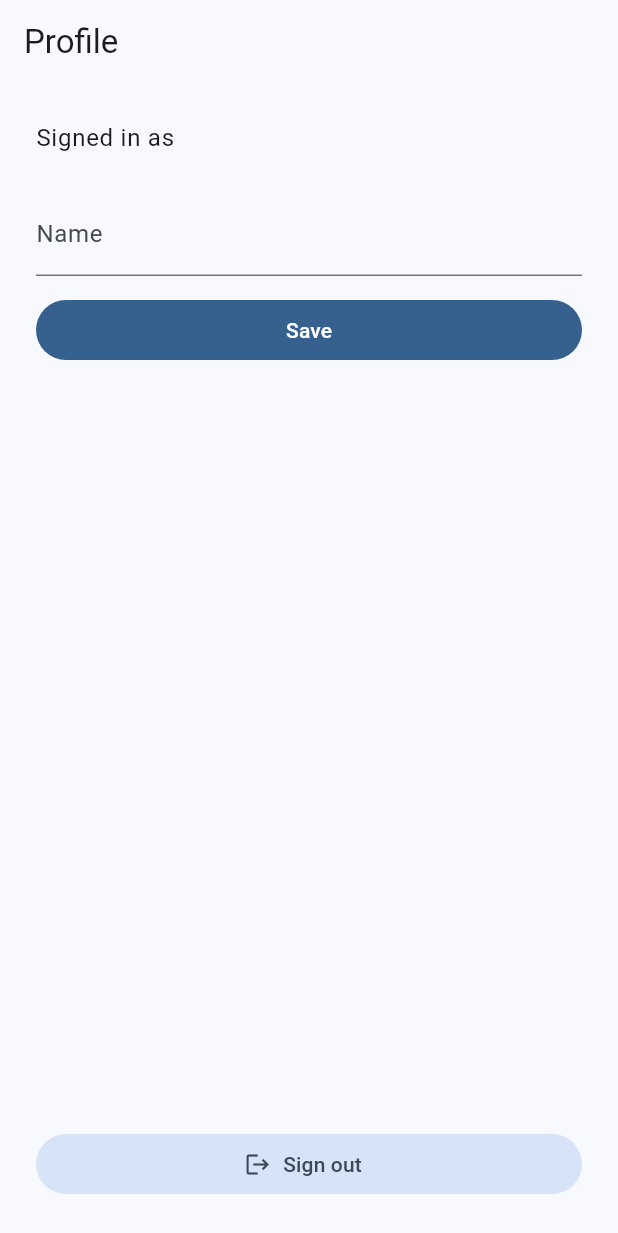
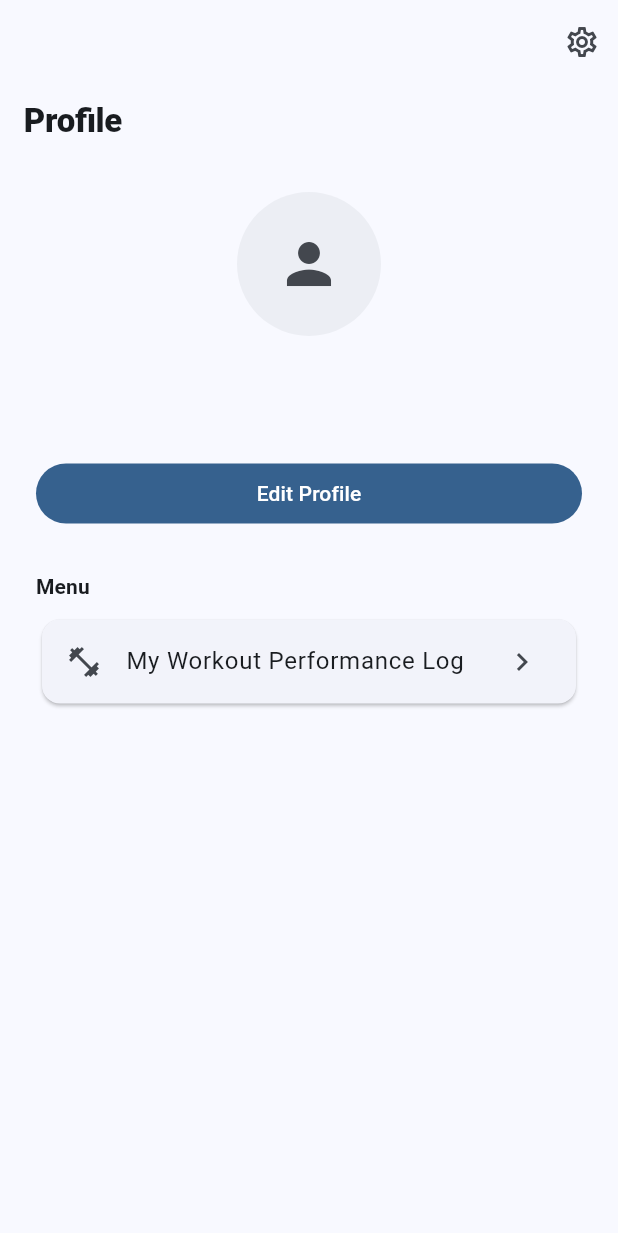
Before and after one commit to hyroxseouldev/xontraining, a Flutter app: the ProfileView screen opened by its route, on a phone screen of 412 x 824 dp. Shown: the top 1233 px of the screen. Run offline on Flutter 3.47's test engine with Material 3 defaults, Android fonts, the phone set to English and light mode, and no system bars; our stand-ins replace cached_network_image, freezed_annotation, go_router, google_sign_in, hooks_riverpod, riverpod_annotation and 1 more; accounts and stored records are empty; generated files the repository leaves out were written again.

Commit message:
프로필 리팩토링

```diff
--- a/lib/l10n/app_en.arb
+++ b/lib/l10n/app_en.arb
@@ -86,6 +86,16 @@
       "email": {}
     }
   },
+  "profileSettings": "Settings",
+  "profileEdit": "Edit Profile",
+  "profileMenuTitle": "Menu",
+  "profileWorkoutRecord": "My Workout Performance Log",
+  "profileEditTitle": "Edit Profile",
+  "profileEditComingSoon": "Profile edit page skeleton is ready.",
+  "profileWorkoutRecordComingSoon": "Workout performance log page skeleton is ready.",
+  "settingsTitle": "Settings",
+  "settingsDescription": "Settings page skeleton is ready.",
+  "settingsSignOut": "Sign out",
   "onboardingTitle": "Welcome",
   "onboardingDescription": "Set up your profile to continue.",
   "onboardingNameLabel": "Name",
--- a/lib/l10n/app_localizations.dart
+++ b/lib/l10n/app_localizations.dart
@@ -368,6 +368,66 @@ abstract class AppLocalizations {
   /// **'Signed in as {email}'**
   String profileSignedInAs(Object email);
 
+  /// No description provided for @profileSettings.
+  ///
+  /// In en, this message translates to:
+  /// **'Settings'**
+  String get profileSettings;
+
+  /// No description provided for @profileEdit.
+  ///
+  /// In en, this message translates to:
+  /// **'Edit Profile'**
+  String get profileEdit;
+
+  /// No description provided for @profileMenuTitle.
+  ///
+  /// In en, this message translates to:
+  /// **'Menu'**
+  String get profileMenuTitle;
+
+  /// No description provided for @profileWorkoutRecord.
+  ///
+  /// In en, this message translates to:
+  /// **'My Workout Performance Log'**
+  String get profileWorkoutRecord;
+
+  /// No description provided for @profileEditTitle.
+  ///
+  /// In en, this message translates to:
+  /// **'Edit Profile'**
+  String get profileEditTitle;
+
+  /// No description provided for @profileEditComingSoon.
+  ///
+  /// In en, this message translates to:
+  /// **'Profile edit page skeleton is ready.'**
+  String get profileEditComingSoon;
+
+  /// No description provided for @profileWorkoutRecordComingSoon.
+  ///
+  /// In en, this message translates to:
+  /// **'Workout performance log page skeleton is ready.'**
+  String get profileWorkoutRecordComingSoon;
+
+  /// No description provided for @settingsTitle.
+  ///
+  /// In en, this message translates to:
+  /// **'Settings'**
+  String get settingsTitle;
+
+  /// No description provided for @settingsDescription.
+  ///
+  /// In en, this message translates to:
+  /// **'Settings page skeleton is ready.'**
+  String get settingsDescription;
+
+  /// No description provided for @settingsSignOut.
+  ///
+  /// In en, this message translates to:
+  /// **'Sign out'**
+  String get settingsSignOut;
+
   /// No description provided for @onboardingTitle.
   ///
   /// In en, this message translates to:
--- a/lib/l10n/app_localizations_en.dart
+++ b/lib/l10n/app_localizations_en.dart
@@ -160,6 +160,37 @@ class AppLocalizationsEn extends AppLocalizations {
   }
 
   @override
+  String get profileSettings => 'Settings';
+
+  @override
+  String get profileEdit => 'Edit Profile';
+
+  @override
+  String get profileMenuTitle => 'Menu';
+
+  @override
+  String get profileWorkoutRecord => 'My Workout Performance Log';
+
+  @override
+  String get profileEditTitle => 'Edit Profile';
+
+  @override
+  String get profileEditComingSoon => 'Profile edit page skeleton is ready.';
+
+  @override
+  String get profileWorkoutRecordComingSoon =>
+      'Workout performance log page skeleton is ready.';
+
+  @override
+  String get settingsTitle => 'Settings';
+
+  @override
+  String get settingsDescription => 'Settings page skeleton is ready.';
+
+  @override
+  String get settingsSignOut => 'Sign out';
+
+  @override
   String get onboardingTitle => 'Welcome';
 
   @override
--- a/lib/src/core/router/app_router.dart
+++ b/lib/src/core/router/app_router.dart
@@ -8,7 +8,10 @@ import 'package:xontraining/src/feature/home/infra/entity/home_entity.dart';
 import 'package:xontraining/src/feature/home/presentation/view/home_view.dart';
 import 'package:xontraining/src/feature/home/presentation/view/program_detail_view.dart';
 import 'package:xontraining/src/feature/onboarding/presentation/view/onboarding_view.dart';
+import 'package:xontraining/src/feature/profile/presentation/view/profile_edit_view.dart';
 import 'package:xontraining/src/feature/profile/presentation/view/profile_view.dart';
+import 'package:xontraining/src/feature/profile/presentation/view/settings_view.dart';
+import 'package:xontraining/src/feature/profile/presentation/view/workout_record_view.dart';
 
 part 'app_router.g.dart';
 
@@ -88,6 +91,21 @@ GoRouter goRouter(Ref ref) {
         builder: (context, state) => const ProfileView(),
       ),
       GoRoute(
+        path: AppRoutes.profileEdit,
+        name: AppRoutes.profileEditName,
+        builder: (context, state) => const ProfileEditView(),
+      ),
+      GoRoute(
+        path: AppRoutes.workoutRecord,
+        name: AppRoutes.workoutRecordName,
+        builder: (context, state) => const WorkoutRecordView(),
+      ),
+      GoRoute(
+        path: AppRoutes.settings,
+        name: AppRoutes.settingsName,
+        builder: (context, state) => const SettingsView(),
+      ),
+      GoRoute(
         path: AppRoutes.onboarding,
         name: AppRoutes.onboardingName,
         builder: (context, state) => const OnboardingView(),
@@ -100,12 +118,18 @@ abstract final class AppRoutes {
   static const String login = '/login';
   static const String home = '/home';
   static const String profile = '/profile';
+  static const String profileEdit = '/profile/edit';
+  static const String workoutRecord = '/profile/workout-record';
+  static const String settings = '/settings';
   static const String programDetail = '/program/:programId';
   static const String onboarding = '/onboarding';
 
   static const String loginName = 'login';
   static const String homeName = 'home';
   static const String profileName = 'profile';
+  static const String profileEditName = 'profileEdit';
+  static const String workoutRecordName = 'workoutRecord';
+  static const String settingsName = 'settings';
   static const String programDetailName = 'programDetail';
   static const String onboardingName = 'onboarding';
 }
--- a/lib/src/feature/profile/presentation/view/profile_view.dart
+++ b/lib/src/feature/profile/presentation/view/profile_view.dart
@@ -1,126 +1,167 @@
 import 'package:flutter/material.dart';
+import 'package:cached_network_image/cached_network_image.dart';
+import 'package:go_router/go_router.dart';
 import 'package:hooks_riverpod/hooks_riverpod.dart';
 import 'package:xontraining/l10n/app_localizations.dart';
-import 'package:xontraining/src/feature/auth/presentation/provider/auth_controller.dart';
+import 'package:xontraining/src/core/router/app_router.dart';
 import 'package:xontraining/src/feature/auth/presentation/provider/auth_session_provider.dart';
 import 'package:xontraining/src/feature/profile/presentation/provider/profile_provider.dart';
 
-class ProfileView extends ConsumerStatefulWidget {
+class ProfileView extends ConsumerWidget {
   const ProfileView({super.key});
 
   @override
-  ConsumerState<ProfileView> createState() => _ProfileViewState();
-}
-
-class _ProfileViewState extends ConsumerState<ProfileView> {
-  late final TextEditingController _nameController;
-  bool _didHydrateName = false;
-
-  @override
-  void initState() {
-    super.initState();
-    _nameController = TextEditingController();
-  }
-
-  @override
-  void dispose() {
-    _nameController.dispose();
-    super.dispose();
-  }
-
-  Future<void> _onSavePressed() async {
-    final l10n = AppLocalizations.of(context)!;
-    final fullName = _nameController.text.trim();
-    if (fullName.isEmpty) {
-      ScaffoldMessenger.of(
-        context,
-      ).showSnackBar(SnackBar(content: Text(l10n.profileNameRequired)));
-      return;
-    }
-
-    final success = await ref
-        .read(profileControllerProvider.notifier)
-        .updateFullName(fullName: fullName);
-
-    if (!mounted) {
-      return;
-    }
-
-    if (!success) {
-      ScaffoldMessenger.of(
-        context,
-      ).showSnackBar(SnackBar(content: Text(l10n.profileSaveFailed)));
-      return;
-    }
-
-    ScaffoldMessenger.of(
-      context,
-    ).showSnackBar(SnackBar(content: Text(l10n.profileSaveSuccess)));
-  }
-
-  @override
-  Widget build(BuildContext context) {
+  Widget build(BuildContext context, WidgetRef ref) {
     final l10n = AppLocalizations.of(context)!;
     final session = ref.watch(authSessionProvider);
     final userEmail = session.asData?.value?.email ?? '-';
-    final fullNameState = ref.watch(profileFullNameProvider);
-    final profileState = ref.watch(profileControllerProvider);
-
-    fullNameState.whenData((fullName) {
-      if (_didHydrateName) {
-        return;
-      }
-      _nameController.text = fullName;
-      _didHydrateName = true;
-    });
+    final user = session.asData?.value;
+    final fullName = ref.watch(profileFullNameProvider).asData?.value ?? '';
+    final displayName = fullName.isEmpty
+        ? (user?.userMetadata?['full_name'] as String?) ?? '-'
+        : fullName;
+    final avatarUrl = (user?.userMetadata?['avatar_url'] as String?) ?? '';
 
     return Scaffold(
-      appBar: AppBar(title: Text(l10n.profileTitle)),
-      body: SafeArea(
-        child: Padding(
-          padding: const EdgeInsets.all(24),
-          child: Column(
-            crossAxisAlignment: CrossAxisAlignment.start,
-            children: [
-              Text(
-                l10n.profileSignedInAs(userEmail),
-                style: Theme.of(context).textTheme.bodyLarge,
-              ),
-              const SizedBox(height: 24),
-              TextField(
-                controller: _nameController,
-                textInputAction: TextInputAction.done,
-                decoration: InputDecoration(
-                  labelText: l10n.profileNameLabel,
-                  hintText: l10n.profileNameHint,
+      appBar: AppBar(
+        toolbarHeight: 56,
+        actions: [
+          IconButton(
+            onPressed: () => context.pushNamed(AppRoutes.settingsName),
+            icon: const Icon(Icons.settings_outlined),
+            tooltip: l10n.profileSettings,
+          ),
+        ],
+        bottom: PreferredSize(
+          preferredSize: const Size.fromHeight(48),
+          child: Align(
+            alignment: Alignment.centerLeft,
+            child: Padding(
+              padding: const EdgeInsets.fromLTRB(16, 0, 16, 12),
+              child: Text(
+                l10n.profileTitle,
+                style: Theme.of(context).textTheme.titleLarge?.copyWith(
+                  fontWeight: FontWeight.w800,
+                  letterSpacing: -0.2,
+                  height: 1.1,
                 ),
               ),
-              const SizedBox(height: 12),
-              SizedBox(
-                width: double.infinity,
-                child: FilledButton(
-                  onPressed: profileState.isLoading ? null : _onSavePressed,
-                  child: Text(
-                    profileState.isLoading
-                        ? l10n.profileSaving
-                        : l10n.profileSave,
-                  ),
-                ),
+            ),
+          ),
+        ),
+      ),
+      body: SafeArea(
+        child: ListView(
+          padding: const EdgeInsets.all(24),
+          children: [
+            Center(
+              child: _ProfileHeader(
+                name: displayName,
+                email: userEmail,
+                avatarUrl: avatarUrl,
               ),
-              const Spacer(),
-              SizedBox(
-                width: double.infinity,
-                child: FilledButton.tonalIcon(
-                  onPressed: () =>
-                      ref.read(authControllerProvider.notifier).signOut(),
-                  icon: const Icon(Icons.logout),
-                  label: Text(l10n.profileSignOut),
-                ),
+            ),
+            const SizedBox(height: 20),
+            FilledButton(
+              onPressed: () => context.pushNamed(AppRoutes.profileEditName),
+              child: Text(l10n.profileEdit),
+            ),
+            const SizedBox(height: 28),
+            Text(
+              l10n.profileMenuTitle,
+              style: Theme.of(
+                context,
+              ).textTheme.titleSmall?.copyWith(fontWeight: FontWeight.w700),
+            ),
+            const SizedBox(height: 8),
+            Card(
+              child: ListTile(
+                onTap: () => context.pushNamed(AppRoutes.workoutRecordName),
+                leading: const Icon(Icons.fitness_center_outlined),
+                title: Text(l10n.profileWorkoutRecord),
+                trailing: const Icon(Icons.chevron_right),
               ),
-            ],
-          ),
+            ),
+          ],
         ),
       ),
     );
   }
 }
+
+class _ProfileHeader extends StatelessWidget {
+  const _ProfileHeader({
+    required this.name,
+    required this.email,
+    required this.avatarUrl,
+  });
+
+  final String name;
+  final String email;
+  final String avatarUrl;
+
+  @override
+  Widget build(BuildContext context) {
+    return Column(
+      children: [
+        SizedBox(
+          width: 96,
+          height: 96,
+          child: avatarUrl.isEmpty
+              ? CircleAvatar(
+                  radius: 48,
+                  backgroundColor: Theme.of(
+                    context,
+                  ).colorScheme.surfaceContainer,
+                  child: Icon(
+                    Icons.person,
+                    size: 44,
+                    color: Theme.of(context).colorScheme.onSurfaceVariant,
+                  ),
+                )
+              : ClipOval(
+                  child: CachedNetworkImage(
+                    imageUrl: avatarUrl,
+                    fit: BoxFit.cover,
+                    placeholder: (context, imageUrl) {
+                      return CircleAvatar(
+                        radius: 48,
+                        backgroundColor: Theme.of(
+                          context,
+                        ).colorScheme.surfaceContainer,
+                        child: Icon(
+                          Icons.person,
+                          size: 44,
+                          color: Theme.of(context).colorScheme.onSurfaceVariant,
+                        ),
+                      );
+                    },
+                    errorWidget: (context, imageUrl, error) {
+                      return CircleAvatar(
+                        radius: 48,
+                        backgroundColor: Theme.of(
+                          context,
+                        ).colorScheme.surfaceContainer,
+                        child: Icon(
+                          Icons.person,
+                          size: 44,
+                          color: Theme.of(context).colorScheme.onSurfaceVariant,
+                        ),
+                      );
+                    },
+                  ),
+                ),
+        ),
+        const SizedBox(height: 12),
+        Text(
+          name,
+          style: Theme.of(
+            context,
+          ).textTheme.titleMedium?.copyWith(fontWeight: FontWeight.w700),
+        ),
+        const SizedBox(height: 4),
+        Text(email, style: Theme.of(context).textTheme.bodyMedium),
+      ],
+    );
+  }
+}
```
Also changed, not shown: lib/l10n/app_ko.arb (+10 -0 lines), lib/l10n/app_localizations_ko.dart (+30 -0 lines), lib/src/feature/profile/presentation/view/profile_edit_view.dart (added, +41 -0 lines), lib/src/feature/profile/presentation/view/settings_view.dart (added, +57 -0 lines), lib/src/feature/profile/presentation/view/workout_record_view.dart (added, +41 -0 lines), lib/src/core/router/app_router.g.dart, 1 other file.
